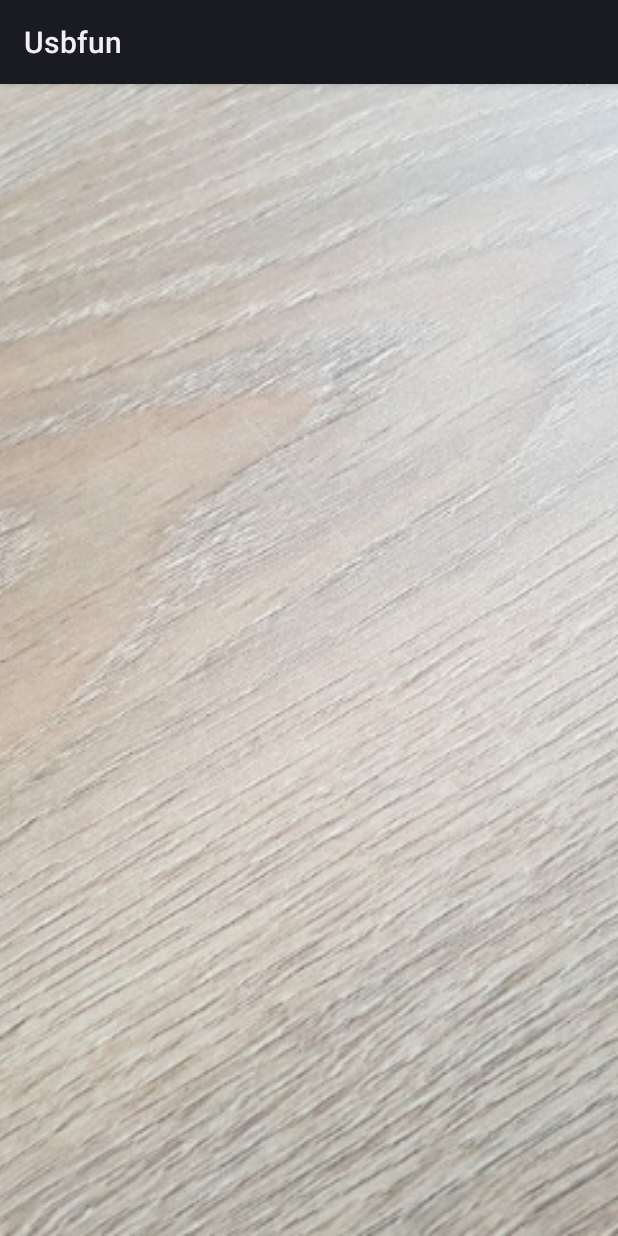
After one commit to Nilhcem/usbfun-androidthings, an Android app: the layout activity_main.xml on its own in the app's theme, with its tools: preview values and no code run, on a phone screen of 412 x 824 dp. The commit adds this screen. Run offline under Robolectric (Android 15) with nearby library versions, the phone set to English and light mode, and no system bars.

Commit message:
NFC sample

```diff
--- /dev/null
+++ b/things/src/main/res/layout/activity_main.xml
@@ -0,0 +1,10 @@
+<?xml version="1.0" encoding="utf-8"?>
+<ImageView
+    android:id="@+id/mainImage"
+    xmlns:android="http://schemas.android.com/apk/res/android"
+    xmlns:tools="http://schemas.android.com/tools"
+    android:layout_width="match_parent"
+    android:layout_height="match_parent"
+    android:orientation="vertical"
+    android:scaleType="centerCrop"
+    tools:src="@drawable/empty"/>
--- a/things/src/main/res/xml/device_filter.xml
+++ b/things/src/main/res/xml/device_filter.xml
@@ -1,4 +1,4 @@
 <?xml version="1.0" encoding="utf-8"?>
 <resources>
-    <usb-device />
+    <usb-device vendor-id="9025"/>
 </resources>
```
Also changed, not shown: things/src/main/java/com/nilhcem/usbfun/MainActivity.java (+7 -0 lines), things/src/main/java/com/nilhcem/usbfun/NfcObject.java (added, +24 -0 lines), things/src/main/res/drawable-xhdpi/card.jpg (added), things/src/main/res/drawable-xhdpi/empty.jpg (added), things/src/main/res/drawable-xhdpi/keyring.jpg (added).
